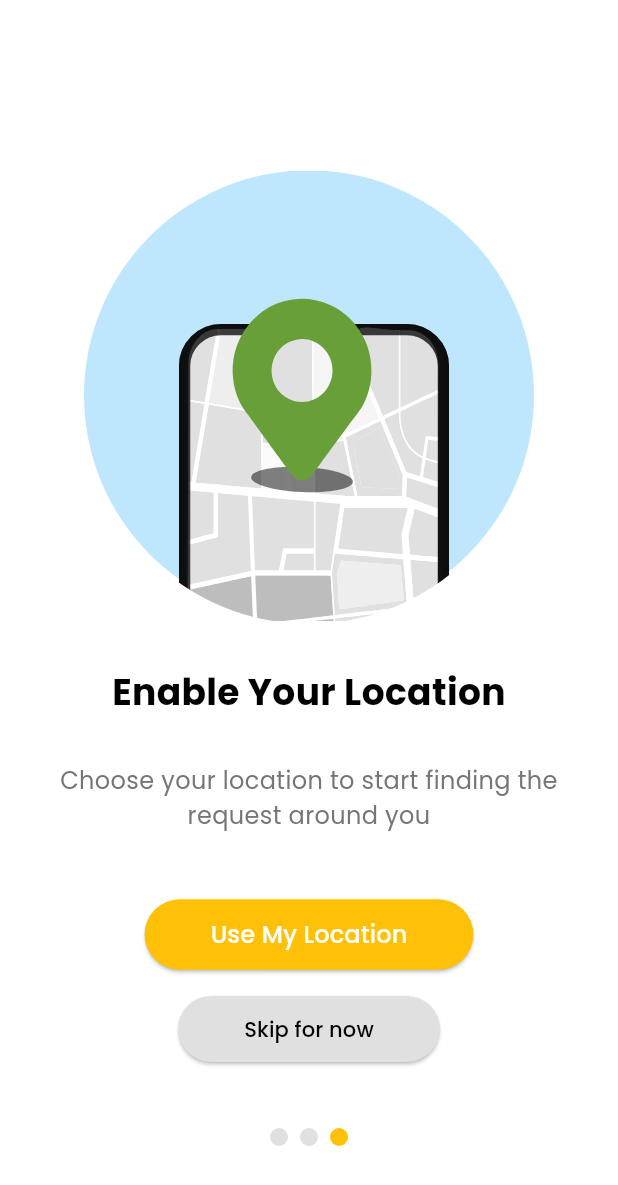
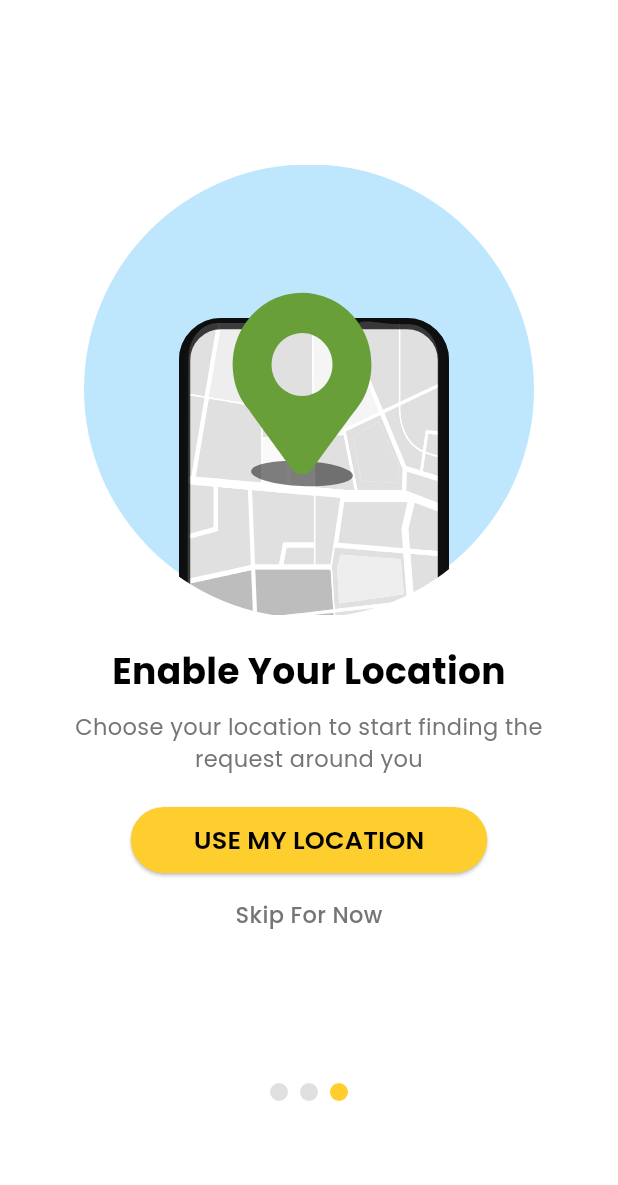
Before and after one commit to chaidenfoanto/Group-3_Bantu.In_FRONTEND, a Flutter app: the screen it shows after launch, swiped to page 3, on a phone screen of 412 x 824 dp. Shown: the top 1185 px of the screen. Run offline on Flutter 3.47's test engine with Material 3 defaults, Android fonts, the light colour scheme and no system bars; our stand-ins replace google_fonts, lottie.

Commit message:
splash and onboard
DONE

```diff
--- a/front_end/lib/onboarding_screen.dart
+++ b/front_end/lib/onboarding_screen.dart
@@ -32,18 +32,23 @@
         duration: const Duration(milliseconds: 300),
         curve: Curves.easeIn,
       );
-    } else {
-      _navigateToLogin();
     }
   }
 
   @override
   Widget build(BuildContext context) {
+    final size = MediaQuery.of(context).size;
+    final isSmallScreen = size.height < 600;
+
     return Scaffold(
       body: Stack(
         children: [
           GestureDetector(
-            onTap: _nextPage, // Fitur tap layar untuk pindah halaman
+            onTap: () {
+              if (_currentPage < 2) {
+                _nextPage();
+              }
+            },
             child: PageView(
               controller: _pageController,
               onPageChanged: (int page) {
@@ -68,27 +73,15 @@
                   title: 'Enable Your Location',
                   description:
                       'Choose your location to start finding the request around you',
-                  buttonLabel: 'Use My Location',
-                  extraButton: ElevatedButton(
-                    onPressed: () {
-                      _navigateToLogin();
-                    },
-                    style: ElevatedButton.styleFrom(
-                      backgroundColor: Colors.grey[300],
-                      foregroundColor: Colors.black,
-                      shape: RoundedRectangleBorder(
-                        borderRadius: BorderRadius.circular(50), // Sesuai mockup
-                      ),
-                    ),
-                    child: Padding(
-                      padding: const EdgeInsets.symmetric(
-                          vertical: 12, horizontal: 20),
+                  buttonLabel: 'USE MY LOCATION',
+                  extraButton: GestureDetector(
+                    onTap: _navigateToLogin,
                     child: Text(
-                        'Skip for now',
+                      'Skip For Now',
                       style: GoogleFonts.poppins(
-                          fontSize: 14,
+                        fontSize: isSmallScreen ? 13 : 15,
                         fontWeight: FontWeight.w500,
-                        ),
+                        color: Colors.grey[600],
                       ),
                     ),
                   ),
@@ -96,10 +89,9 @@
               ],
             ),
           ),
-          // Tombol Skip (tidak muncul di halaman ketiga)
           if (_currentPage < 2)
             Positioned(
-              bottom: 90,
+              bottom: isSmallScreen ? 110 : 130,
               left: 0,
               right: 0,
               child: GestureDetector(
@@ -108,7 +100,7 @@
                   child: Text(
                     'Skip',
                     style: GoogleFonts.poppins(
-                      fontSize: 16,
+                      fontSize: isSmallScreen ? 14 : 16,
                       fontWeight: FontWeight.w500,
                       color: Colors.grey[600],
                     ),
@@ -116,9 +108,8 @@
                 ),
               ),
             ),
-          // Indikator halaman (dots)
           Positioned(
-            bottom: 60,
+            bottom: isSmallScreen ? 80 : 90,
             left: 0,
             right: 0,
             child: Row(
@@ -126,12 +117,12 @@
               children: List.generate(3, (index) {
                 return Container(
                   margin: const EdgeInsets.symmetric(horizontal: 4),
-                  width: 12,
-                  height: 12,
+                  width: isSmallScreen ? 10 : 12,
+                  height: isSmallScreen ? 10 : 12,
                   decoration: BoxDecoration(
                     shape: BoxShape.circle,
                     color: _currentPage == index
-                        ? Colors.amber
+                        ? const Color(0xFFFECE2E)
                         : const Color(0xFFE0E0E0),
                   ),
                 );
@@ -149,7 +140,7 @@
   final String title;
   final String description;
   final String? buttonLabel;
-  final Widget? extraButton; // Tambahan untuk tombol ekstra di halaman tertentu
+  final Widget? extraButton;
 
   const _OnboardingItem({
     Key? key,
@@ -162,68 +153,69 @@
 
   @override
   Widget build(BuildContext context) {
+    final size = MediaQuery.of(context).size;
+    final isSmallScreen = size.height < 600;
+
     return Padding(
-      padding: const EdgeInsets.symmetric(horizontal: 20.0, vertical: 40),
+      padding: EdgeInsets.symmetric(
+        horizontal: isSmallScreen ? 36.0 : 40.0,
+        vertical: isSmallScreen ? 50 : 70,
+      ),
       child: Column(
-        mainAxisAlignment: MainAxisAlignment.center,
+        mainAxisAlignment: MainAxisAlignment.start,
         children: [
+          const SizedBox(height: 40),
           SizedBox(
-            height: 300, // Tinggi tetap untuk image
+            height: isSmallScreen ? 200 : 300,
             child: Lottie.asset(image),
           ),
-          const SizedBox(height: 30),
-          SizedBox(
-            height: 50, // Tinggi tetap untuk title
-            child: Text(
+          const SizedBox(height: 20),
+          Text(
             title,
             style: GoogleFonts.poppins(
-                fontSize: 24,
+              fontSize: isSmallScreen ? 20 : 24,
               fontWeight: FontWeight.bold,
             ),
             textAlign: TextAlign.center,
           ),
-          ),
-          const SizedBox(height: 15),
-          SizedBox(
-            height: 60, // Tinggi tetap untuk description
-            child: Text(
+          const SizedBox(height: 10),
+          Text(
             description,
             textAlign: TextAlign.center,
             style: GoogleFonts.poppins(
-                fontSize: 16,
+              fontSize: isSmallScreen ? 13 : 15,
               color: Colors.grey[600],
-              ),
             ),
           ),
           if (buttonLabel != null)
             Padding(
-              padding: const EdgeInsets.only(top: 30),
+              padding: const EdgeInsets.only(top: 20),
               child: ElevatedButton(
                 onPressed: () {
-                  // Handle button action
+                  // Kalau mau tmbh action pas di pencet use my location
                 },
                 style: ElevatedButton.styleFrom(
-                  backgroundColor: Colors.amber,
-                  foregroundColor: Colors.white,
+                  backgroundColor: const Color(0xFFFECE2E),
+                  foregroundColor: Colors.black,
                   shape: RoundedRectangleBorder(
-                    borderRadius: BorderRadius.circular(50), // Sesuai mockup
+                    borderRadius: BorderRadius.circular(24),
                   ),
                 ),
                 child: Padding(
                   padding: const EdgeInsets.symmetric(
-                      vertical: 12, horizontal: 20),
+                      vertical: 10, horizontal: 18),
                   child: Text(
                     buttonLabel!,
                     style: GoogleFonts.poppins(
-                      fontSize: 16,
-                      fontWeight: FontWeight.w500,
+                      fontSize: isSmallScreen ? 15 : 17,
+                      fontWeight: FontWeight.w600,
                     ),
                   ),
                 ),
               ),
             ),
           if (extraButton != null) ...[
-            const SizedBox(height: 15), // Jarak antara tombol tambahan
+            const SizedBox(height: 15),
             extraButton!,
           ]
         ],
```
Also changed, not shown: front_end/lib/splash_screen.dart (+43 -3 lines). Lines whose indentation alone changed are shown as unchanged.
